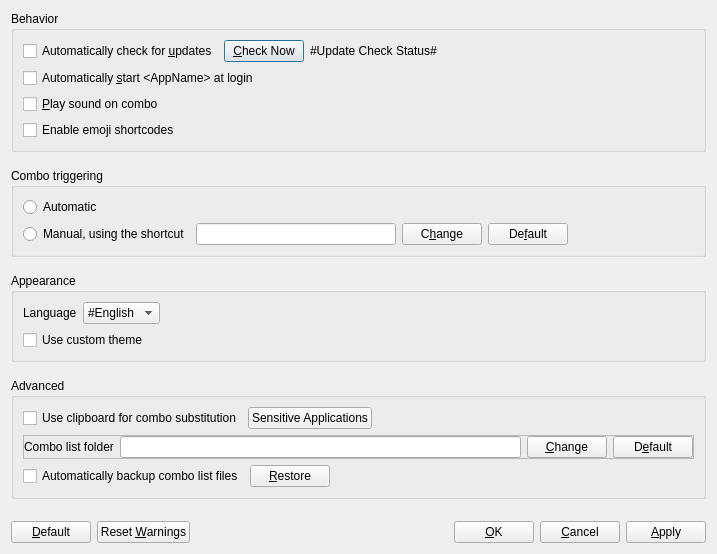
The window that Beeftext/PreferencesDialog.ui (xmichelo/Beeftext) describes before a commit, drawn with Qt 5.
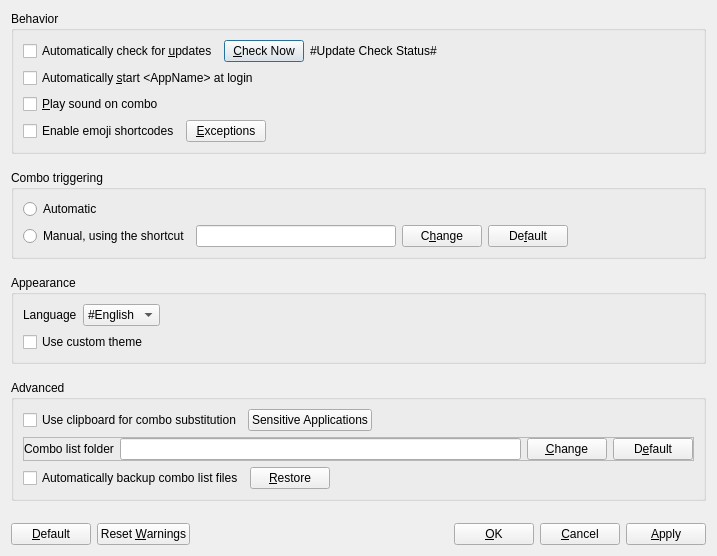
The same window after the commit.

What changed in the file:
```diff
--- a/Beeftext/PreferencesDialog.ui
+++ b/Beeftext/PreferencesDialog.ui
@@ -66,11 +66,35 @@
        </widget>
       </item>
       <item>
-       <widget class="QCheckBox" name="checkEnableEmoji">
-        <property name="text">
-         <string>Enable emoji shortcodes</string>
-        </property>
-       </widget>
+       <layout class="QHBoxLayout" name="horizontalLayout_7">
+        <item>
+         <widget class="QCheckBox" name="checkEnableEmoji">
+          <property name="text">
+           <string>Enable emoji shortcodes</string>
+          </property>
+         </widget>
+        </item>
+        <item>
+         <widget class="QPushButton" name="buttonEmojiExceptions">
+          <property name="text">
+           <string>&amp;Exceptions</string>
+          </property>
+         </widget>
+        </item>
+        <item>
+         <spacer name="horizontalSpacer_6">
+          <property name="orientation">
+           <enum>Qt::Horizontal</enum>
+          </property>
+          <property name="sizeHint" stdset="0">
+           <size>
+            <width>40</width>
+            <height>20</height>
+           </size>
+          </property>
+         </spacer>
+        </item>
+       </layout>
       </item>
      </layout>
     </widget>
```
Left out of the diff: 25 changed lines with no effect on the pictures.
